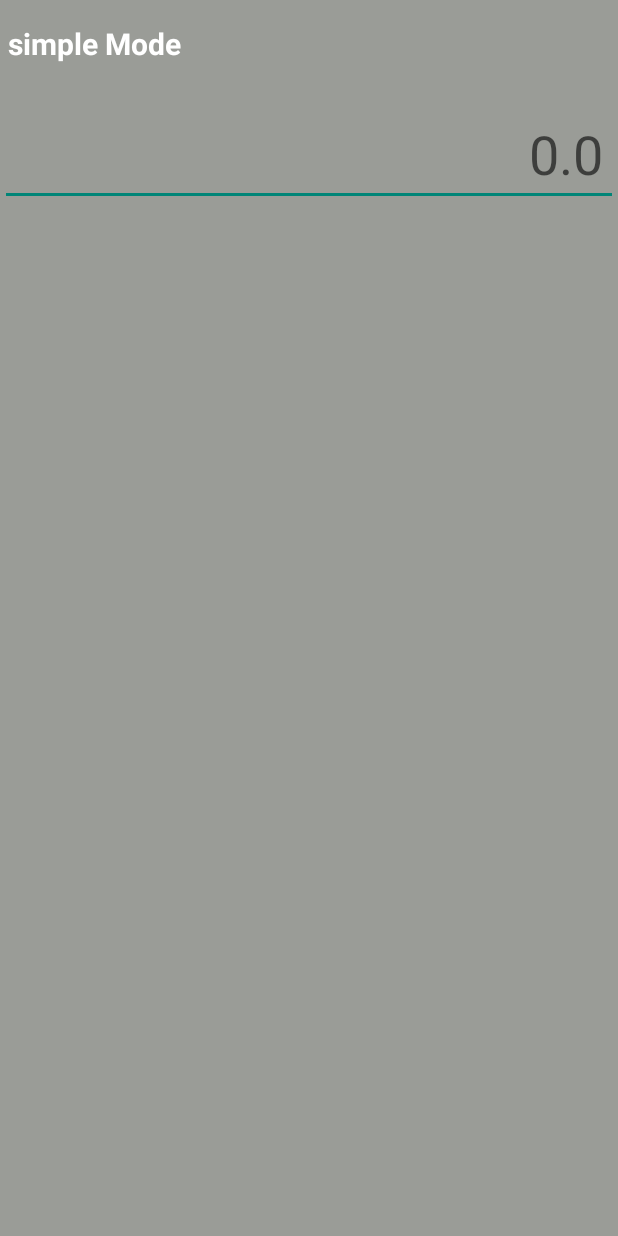
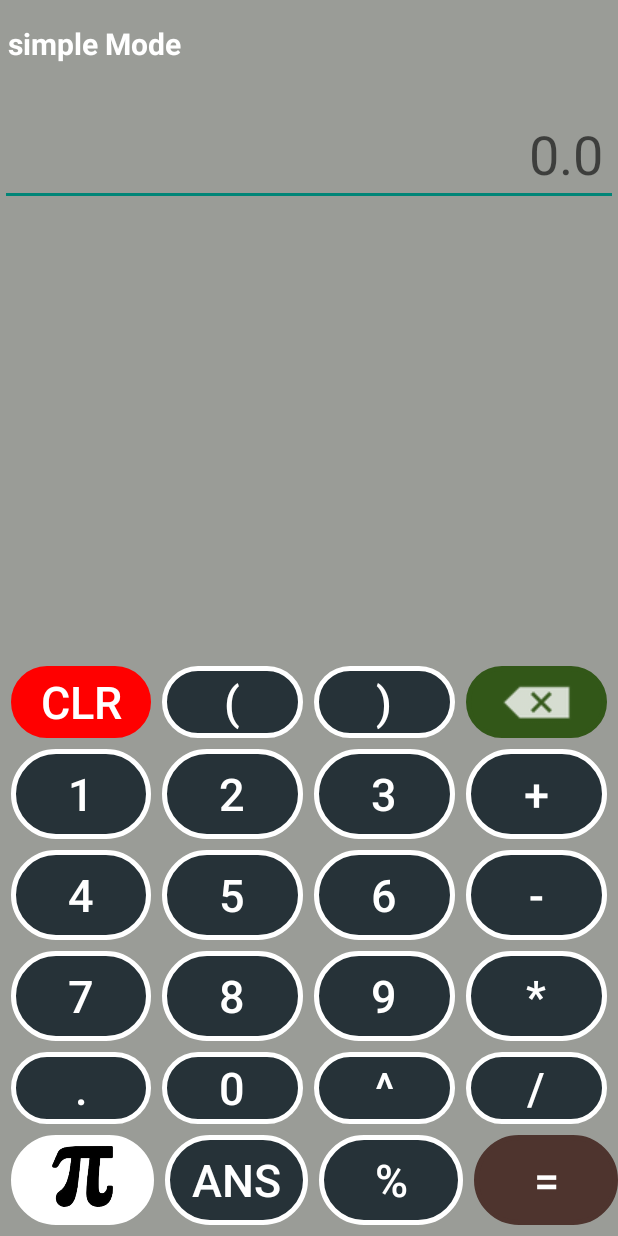
Before and after one commit to Manash-Das/Calculator, an Android app: the screen it shows after launch (MainActivity), on a phone screen of 412 x 824 dp. Run offline under Robolectric (Android 15) with nearby library versions, the phone set to English and light mode, and no system bars.

Commit message:
pie image is solved

```diff
--- a/app/src/main/res/drawable/circle.xml
+++ b/app/src/main/res/drawable/circle.xml
@@ -4,7 +4,7 @@
         <shape android:shape="rectangle">
             <corners android:radius="50000sp"/>
             <solid android:color="@color/Grey"/>
-            <stroke android:color="@color/white" android:width="1.5dp"/>
+            <stroke android:color="@color/white" android:width="3.5dp"/>
         </shape>
     </item>
 
--- a/app/src/main/res/layout/activity_main.xml
+++ b/app/src/main/res/layout/activity_main.xml
@@ -10,14 +10,16 @@
         android:layout_width="match_parent"
         android:layout_height="wrap_content"
         app:layout_constraintBottom_toBottomOf="parent"
-        app:layout_constraintVertical_bias="10"
+        app:layout_constraintVertical_bias="1"
         android:layout_marginTop="10dp"
+        android:baselineAligned="false"
         app:layout_constraintTop_toBottomOf="@id/answer_box">
     <TableLayout
         android:id="@+id/table"
         android:layout_weight="1"
-        android:layout_height="wrap_content"
-        android:layout_width="match_parent">
+        android:layout_height="fill_parent"
+        android:layout_width="0dp"
+        tools:ignore="UselessParent">
 
         <TableRow
             android:layout_width="match_parent"
@@ -341,6 +343,7 @@
         <TableRow
             android:id="@+id/tableRow"
             android:layout_height="60dp"
+            android:layout_marginStart="7dp"
             android:layout_width="0dp">
 
             <ImageButton
@@ -350,13 +353,14 @@
                 android:layout_height="60dp"
                 android:layout_marginEnd="7dp"
                 android:layout_marginBottom="7dp"
-                android:scaleType="centerCrop"
                 android:layout_weight="1"
+                android:background="@drawable/circle"
                 android:backgroundTint="@color/white"
+                android:contentDescription="@string/pie"
                 android:onClick="pie"
+                android:scaleType="fitCenter"
                 android:src="@drawable/pie"
-                android:textColor="@color/white"
-                android:background="@drawable/circle" />
+                android:textColor="@color/white" />
 
             <Button
                 android:id="@+id/cosine"
--- a/app/src/main/res/values/strings.xml
+++ b/app/src/main/res/values/strings.xml
@@ -37,4 +37,5 @@
     <string name="tangent">tan</string>
     <string name="Ans">Ans</string>
     <string name="percent">%</string>
+    <string name="pie">pie</string>
 </resources>
```
Also changed, not shown: app/src/main/res/drawable-v24/pie.png (deleted), app/src/main/res/drawable/pie.png (added).
